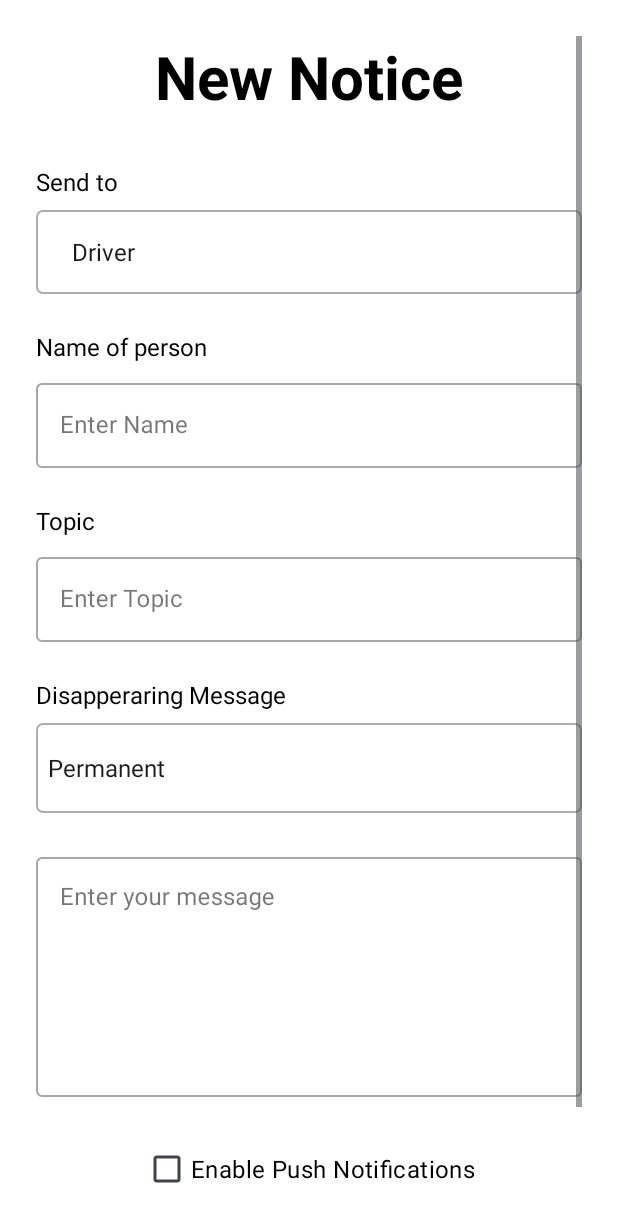
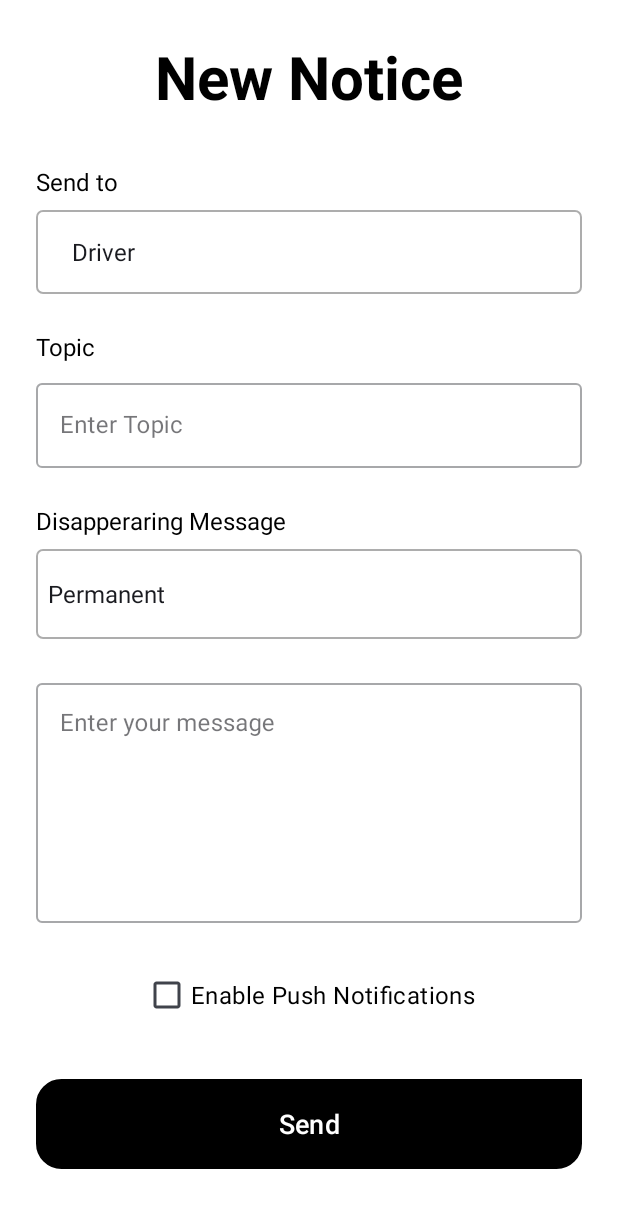
Before and after one commit to GDSC-NIT-Calicut/nitc_bus_tracker_frontend, an Android app: the fragment NewNoticeFragment placed in its activity, on a phone screen of 412 x 824 dp. Shown: the top 1222 px of the screen. Run offline under Robolectric (Android 15) with nearby library versions, the phone set to English and light mode, and no system bars.

Commit message:
app: Drop out `Name of person` in New Notice Page - We already have the admin's name from backend, so why not use that? No brainer imo - Also, remove year from date (useless and removing it created more space, so win-win)

```diff
--- a/app/src/main/java/com/gdsc/nitcbustracker/NewNoticeFragment.kt
+++ b/app/src/main/java/com/gdsc/nitcbustracker/NewNoticeFragment.kt
@@ -1,7 +1,9 @@
 package com.gdsc.nitcbustracker
 
+import android.content.Context.MODE_PRIVATE
 import android.os.Build
 import android.os.Bundle
+import android.util.Log
 import android.view.LayoutInflater
 import android.view.View
 import android.view.ViewGroup
@@ -11,6 +13,7 @@ import androidx.fragment.app.Fragment
 import androidx.lifecycle.lifecycleScope
 import com.gdsc.nitcbustracker.data.model.Notice
 import com.gdsc.nitcbustracker.data.network.RetrofitClient
+import com.gdsc.nitcbustracker.data.network.RetrofitClient.api
 import kotlinx.coroutines.launch
 import retrofit2.Call
 import retrofit2.Callback
@@ -20,17 +23,16 @@ import java.util.Calendar
 import java.util.Date
 import java.util.Locale
 import java.util.TimeZone
-import kotlin.time.Duration
 
 class NewNoticeFragment : Fragment() {
 
-    private lateinit var noticeName: EditText
     private lateinit var noticeTopic: EditText
     private lateinit var toWhomSpinner: Spinner
     private lateinit var messageEditText: EditText
     private lateinit var sendButton: Button
     private lateinit var pushNotificationCheckBox: CheckBox
     private lateinit var spinnerDuration: Spinner
+    lateinit var adminName: String
 
     override fun onCreateView(
         inflater: LayoutInflater, container: ViewGroup?,
@@ -46,7 +48,6 @@ class NewNoticeFragment : Fragment() {
         (requireActivity() as? AdminActivity)?.hideBottomNav()
 
         // Initialize views
-        noticeName = view.findViewById(R.id.noticeName)
         noticeTopic = view.findViewById(R.id.noticeTopic)
         toWhomSpinner = view.findViewById(R.id.spinnerToWhom)
         messageEditText = view.findViewById(R.id.editTextMessage)
@@ -60,9 +61,26 @@ class NewNoticeFragment : Fragment() {
         adapter.setDropDownViewResource(android.R.layout.simple_spinner_dropdown_item)
         spinnerDuration.adapter = adapter
 
+        val sharedPref = requireActivity().getSharedPreferences("app_prefs", MODE_PRIVATE)
+        val email = sharedPref.getString("admin_email", null)
+
+        // Fetch admin profile from backend
+        lifecycleScope.launch {
+            try {
+                val response = api.getUserInfo(email.toString())
+                if (response.isSuccessful) {
+                    val adminInfo = response.body()
+                    adminName = adminInfo?.name.toString()
+                    // Optional: Load image from URL if adminInfo?.photo exists
+                }
+            } catch (e: Exception) {
+                Log.d("GetUserInfo", "Error $e")
+            }
+        }
+
         sendButton.setOnClickListener {
             val topic = noticeTopic.text.toString().trim()
-            val name = noticeName.text.toString().trim()
+            val name = adminName
             val toWhom = toWhomSpinner.selectedItem.toString()
             val message = messageEditText.text.toString().trim()
 
@@ -70,7 +88,7 @@ class NewNoticeFragment : Fragment() {
             isoFormat.timeZone = TimeZone.getTimeZone("UTC")
             val timestamp = isoFormat.format(Date())
 
-            if (name.isEmpty() || message.isEmpty()) {
+            if (name?.isEmpty() == true || message.isEmpty()) {
                 Toast.makeText(requireActivity(), "Please fill in all fields", Toast.LENGTH_SHORT).show()
                 return@setOnClickListener
             }
@@ -85,7 +103,7 @@ class NewNoticeFragment : Fragment() {
                 else -> null
             }
 
-            val request = Notice(name, topic, toWhom, message, timestamp, validTill)
+            val request = Notice(name.toString(), topic, toWhom, message, timestamp, validTill)
 
             // Push Notification
             if (pushNotificationCheckBox.isChecked) {
--- a/app/src/main/java/com/gdsc/nitcbustracker/adapter/NoticeAdapter.kt
+++ b/app/src/main/java/com/gdsc/nitcbustracker/adapter/NoticeAdapter.kt
@@ -52,7 +52,7 @@ class NoticeAdapter(
             val inputFormat = SimpleDateFormat("yyyy-MM-dd'T'HH:mm:ss.SSS'Z'", Locale.getDefault())
             inputFormat.timeZone = TimeZone.getTimeZone("UTC")
 
-            val outputFormat = SimpleDateFormat("dd MMM yyyy, hh:mm a", Locale.getDefault())
+            val outputFormat = SimpleDateFormat("dd MMM, hh:mm a", Locale.getDefault())
             outputFormat.timeZone = TimeZone.getTimeZone("Asia/Kolkata")
 
             val parsedDate = inputFormat.parse(notice.timestamp)
--- a/app/src/main/res/layout/fragment_new_notice.xml
+++ b/app/src/main/res/layout/fragment_new_notice.xml
@@ -49,30 +49,6 @@
             android:entries="@array/to_whom_options"
             android:layout_marginBottom="24dp"
             android:popupBackground="@drawable/rounded_card" />
-
-        <!-- Name of Person -->
-        <TextView
-            android:layout_width="match_parent"
-            android:layout_height="wrap_content"
-            android:text="Name of person"
-            android:textSize="16sp"
-            android:textColor="#000000"
-            android:layout_marginBottom="8dp" />
-
-        <com.google.android.material.textfield.TextInputLayout
-            android:layout_width="match_parent"
-            android:layout_height="wrap_content"
-            android:layout_marginBottom="24dp"
-            android:hint="Enter Name"
-            style="@style/Widget.MaterialComponents.TextInputLayout.OutlinedBox">
-
-            <com.google.android.material.textfield.TextInputEditText
-                android:id="@+id/noticeName"
-                android:layout_width="match_parent"
-                android:layout_height="wrap_content"
-                android:textColor="#000000"
-                android:textColorHint="#888888" />
-        </com.google.android.material.textfield.TextInputLayout>
 
         <!-- Topic -->
         <TextView
```
